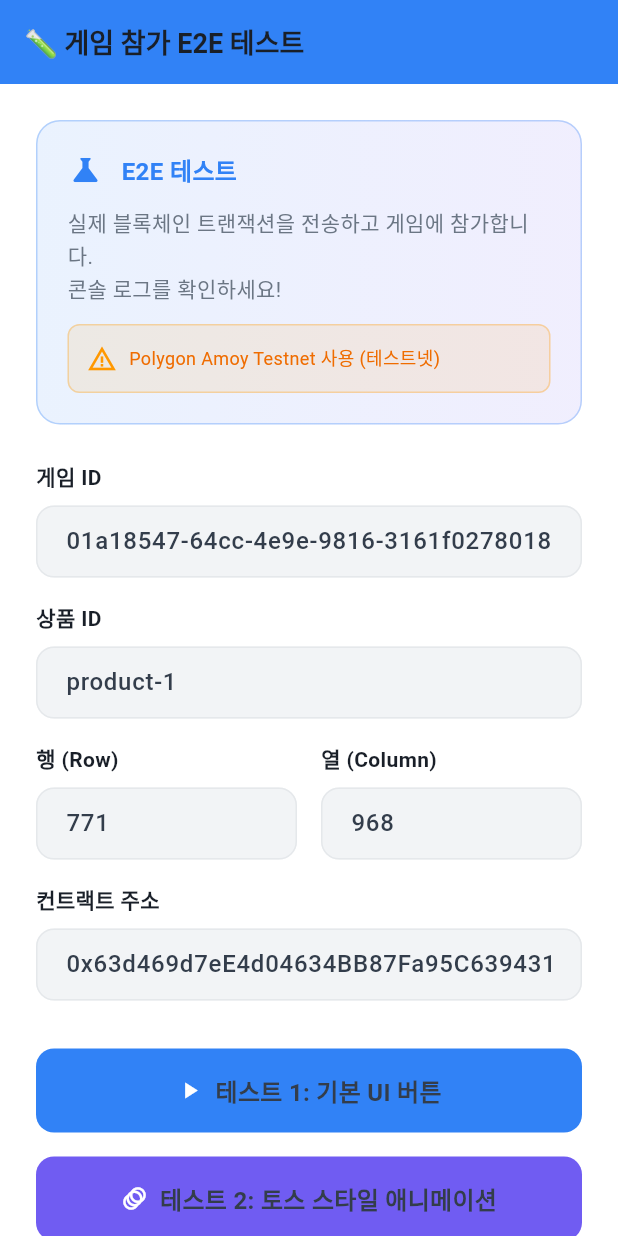
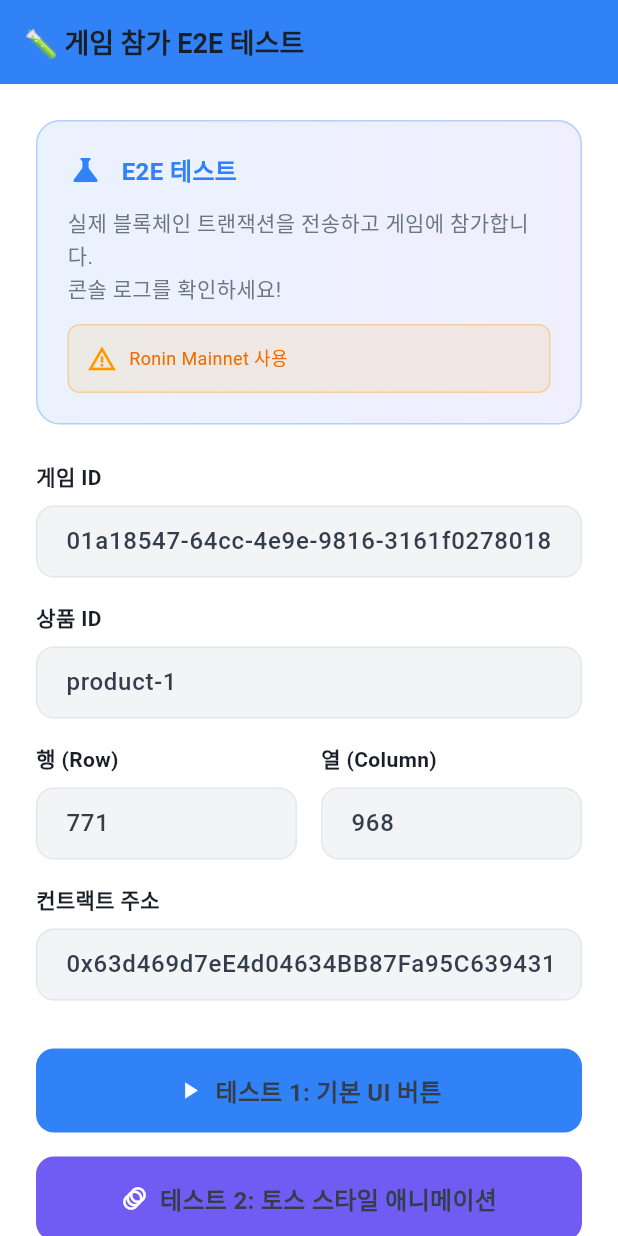
Before and after one commit to blockpick/app-blockpick, a Flutter app: the GameJoinTestScreen screen opened by its route, on a phone screen of 412 x 824 dp. Run offline on Flutter 3.47's test engine with Material 3 defaults, Android fonts, the phone set to English and light mode, and no system bars; our stand-ins replace connectivity_plus, convert, dio, flutter_animate, flutter_riverpod, flutter_secure_storage and 14 more; missing offline and left inert: encrypt, flutter_embed_unity, noise_meter, syncfusion_flutter_treemap, tutorial_coach_mark, web3dart; accounts and stored records are empty; generated files the repository leaves out were written again; statements that could not run were skipped.

Commit message:
블록체인 네트워크 변경: Polygon Amoy → Ronin Mainnet
- RPC URL: rpc-amoy.polygon.technology → api.roninchain.com/rpc
- Chain ID: 80002 → 2020
- UI 텍스트 Ronin Mainnet으로 변경

Co-Authored-By: Claude Opus 4.6 (1M context) <noreply@anthropic.com>

```diff
--- a/lib/features/game/screens/game_join_test_screen.dart
+++ b/lib/features/game/screens/game_join_test_screen.dart
@@ -191,7 +191,7 @@ class _GameJoinTestScreenState extends ConsumerState<GameJoinTestScreen> {
                 const SizedBox(width: 8),
                 Expanded(
                   child: Text(
-                    'Polygon Amoy Testnet 사용 (테스트넷)',
+                    'Ronin Mainnet 사용',
                     style: AppTextStyles.bodySmall.copyWith(
                       color: Colors.orange.shade800,
                     ),
@@ -402,7 +402,7 @@ class _GameJoinTestScreenState extends ConsumerState<GameJoinTestScreen> {
                   ),
                   const SizedBox(width: 8),
                   Text(
-                    can ? 'Polygon Amoy 연결됨' : '연결 실패',
+                    can ? 'Ronin Mainnet 연결됨' : '연결 실패',
                     style: AppTextStyles.body.copyWith(
                       color: can ? AppColors.green : AppColors.red,
                     ),
--- a/lib/services/smart_contract_service.dart
+++ b/lib/services/smart_contract_service.dart
@@ -3,17 +3,16 @@ import 'package:http/http.dart' as http;
 
 /// 스마트 컨트랙트 서비스
 ///
-/// - Polygon Amoy Testnet RPC 연결
+/// - Ronin Mainnet RPC 연결
 /// - requestEncryptionKey() 호출
 /// - 트랜잭션 서명 및 전송
 class SmartContractService {
-  // Polygon Amoy Testnet RPC URLs (fallback 포함)
+  // Ronin Mainnet RPC URL
   static const List<String> _rpcUrls = [
-    'https://rpc-amoy.polygon.technology/',
-    'https://polygon-amoy.g.alchemy.com/v2/demo', // Fallback
+    'https://api.roninchain.com/rpc',
   ];
 
-  static const int _chainId = 80002; // Polygon Amoy Testnet
+  static const int _chainId = 2020; // Ronin Mainnet
 
   late Web3Client _client;
   late String _currentRpcUrl;
```
